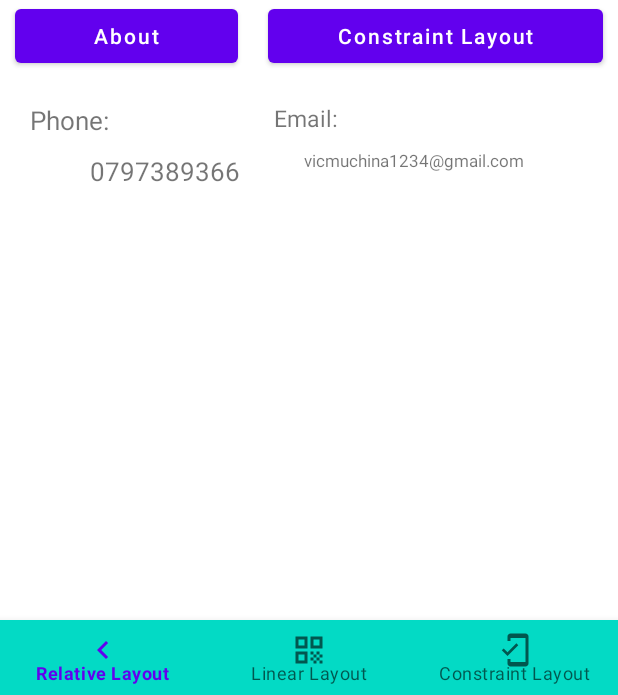
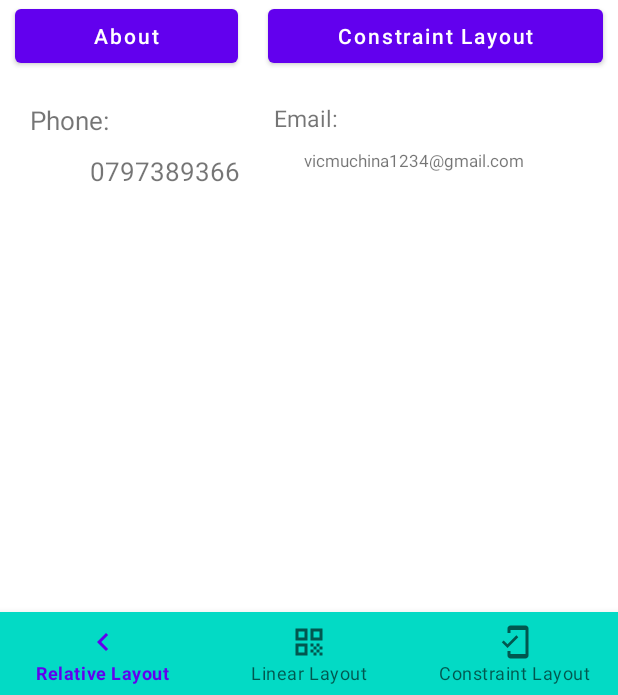
Before and after one commit to vicmuchina/simpleandroidapp, an Android app: the layout activity_bottom_navigation.xml on its own in the app's theme, with its tools: preview values and no code run, on a phone screen of 412 x 824 dp, the part 541-1236 px from its top. Run offline under Robolectric (Android 15) with nearby library versions, the phone set to English and light mode, and no system bars.

Commit message:
bottom Navigation and Navigation Drawer successful

```diff
--- a/app/src/main/AndroidManifest.xml
+++ b/app/src/main/AndroidManifest.xml
@@ -9,14 +9,15 @@
         android:roundIcon="@mipmap/ic_launcher_round"
         android:supportsRtl="true"
         android:theme="@style/Theme.MyApplication">
-        <activity android:name=".BottomNavigation">
+        <activity android:name=".BottomNavigation"/>
+
+        <activity android:name=".NavigationDraweractivity">
             <intent-filter>
                 <action android:name="android.intent.action.MAIN" />
 
                 <category android:name="android.intent.category.LAUNCHER" />
             </intent-filter>
         </activity>
-        <activity android:name=".NavigationDraweractivity"/>
 
         <activity android:name=".Constraintlayout" />
         <activity android:name=".Relativelayout" />
--- a/app/src/main/java/com/example/myapplication/BottomNavigation.kt
+++ b/app/src/main/java/com/example/myapplication/BottomNavigation.kt
@@ -15,7 +15,7 @@ class BottomNavigation : AppCompatActivity() , BottomNavigationView.OnNavigation
         setContentView(R.layout.activity_bottom_navigation)
 
         //view identification
-        bottomNav=findViewById(R.id.bottom_navigation)
+        bottomNav=findViewById(R.id.bottomView)
 
         //set a listener to it
         bottomNav.setOnNavigationItemSelectedListener(this)
--- a/app/src/main/java/com/example/myapplication/NavigationDraweractivity.kt
+++ b/app/src/main/java/com/example/myapplication/NavigationDraweractivity.kt
@@ -63,7 +63,7 @@ class NavigationDraweractivity : AppCompatActivity() , NavigationView.OnNavigati
                 startActivity(intent)
             }
             R.id.bottom_navigation -> {
-                val intent = Intent(this@NavigationDraweractivity, ConstraintLayout::class.java)
+                val intent = Intent(this@NavigationDraweractivity, BottomNavigation::class.java)
                 startActivity(intent)
             }
             R.id.random -> {
--- a/app/src/main/res/layout/activity_bottom_navigation.xml
+++ b/app/src/main/res/layout/activity_bottom_navigation.xml
@@ -8,137 +8,18 @@
     android:layout_height="match_parent"
     tools:context=".BottomNavigation">
 
-    <RelativeLayout
-        android:layout_height="match_parent"
-        android:layout_width="match_parent"
-        >
-        <TextView
-            android:id="@+id/text1"
-            android:layout_width="wrap_content"
-            android:layout_height="wrap_content"
-            android:text="@string/app_name"
-            android:layout_centerHorizontal="true"
-            android:textSize="40sp"
-            android:layout_margin="30dp"
-            android:textColor="@color/black"
-            android:fontFamily="cursive"
-            />
-        <ImageView
-            android:id="@+id/text2"
-            android:layout_below="@+id/text1"
-            android:layout_width="wrap_content"
-            android:layout_height="wrap_content"
-            android:src="@mipmap/airliner"
-            android:layout_centerHorizontal="true"
-            />
-        <TextView
-            android:id="@+id/text3"
-            android:layout_below="@+id/text2"
-            android:layout_width="wrap_content"
-            android:layout_height="wrap_content"
-            android:layout_centerHorizontal="true"
-            android:fontFamily="sans-serif-black"
-            android:textSize="25sp"
-            android:text="@string/descriptionHeading2"
-            android:paddingHorizontal="40sp"
-            android:paddingVertical="10sp"
-            />
-        <TextView
-            android:id="@+id/textpara"
-            android:layout_below="@+id/text3"
-            android:layout_width="wrap_content"
-            android:layout_height="wrap_content"
-            android:layout_centerHorizontal="true"
-            android:fontFamily="sans-serif-medium"
-            android:text="@string/description2"
-            android:paddingHorizontal="40sp"
-            android:paddingVertical="20sp"
-            />
+   <include layout="@layout/relativelayout"/>
 
-        <LinearLayout
-            android:id="@+id/linearInRelative"
-            android:layout_below="@+id/textpara"
-            android:layout_width="match_parent"
-            android:layout_height="wrap_content"
-            android:orientation="horizontal"
-            android:weightSum="2">
 
-            <Button
-                android:layout_width="wrap_content"
-                android:layout_height="wrap_content"
-                android:layout_gravity="center_horizontal"
-                android:layout_margin="10dp"
-                android:text="About"
-                android:textAllCaps="false"
-                android:layout_weight="1"
-                android:layout_marginHorizontal="30dp"
-                />
-            <Button
-                android:id="@+id/buttonconst"
-                android:layout_width="wrap_content"
-                android:layout_height="wrap_content"
-                android:layout_gravity="center_horizontal"
-                android:layout_margin="10dp"
-                android:text="Constraint Layout"
-                android:textAllCaps="false"
-                android:layout_weight="1"
-                android:layout_marginHorizontal="30dp"
-                />
-
-        </LinearLayout>
-
-        <TextView
-            android:id="@+id/text9"
-            android:layout_below="@+id/linearInRelative"
-            android:layout_width="wrap_content"
-            android:layout_height="wrap_content"
-            android:text="Phone:"
-            android:textSize="17sp"
-            android:layout_marginLeft="20dp"
-            android:layout_marginStart="20dp"
-            android:layout_marginEnd="90dp"
-            android:layout_marginRight="90dp"
-            />
-        <TextView
-            android:id="@+id/text8"
-            android:layout_below="@+id/text9"
-            android:layout_width="wrap_content"
-            android:layout_height="wrap_content"
-            android:text="0797389366"
-            android:padding="10dp"
-            android:textSize="17sp"
-            android:layout_marginLeft="50dp"
-            />
-        <TextView
-            android:id="@+id/text10"
-            android:layout_toRightOf="@+id/text9"
-            android:layout_below="@+id/linearInRelative"
-            android:layout_width="wrap_content"
-            android:layout_height="wrap_content"
-            android:text="Email:"
-            android:textSize="15sp"
-            android:layout_marginLeft="20dp"
-            />
-        <TextView
-            android:id="@+id/text11"
-            android:layout_toRightOf="@+id/text9"
-            android:layout_below="@+id/text10"
-            android:layout_width="wrap_content"
-            android:layout_height="wrap_content"
-            android:text="vicmuchina1234@gmail.com"
-            android:textSize="11sp"
-            android:padding="10dp"
-            android:layout_marginLeft="30dp"
-            />
-
-    </RelativeLayout>
 
     <com.google.android.material.bottomnavigation.BottomNavigationView
         android:layout_width="match_parent"
-        android:layout_height="50dp"
+        android:layout_height="55dp"
+        android:id="@+id/bottomView"
         android:layout_alignParentBottom="true"
+        android:background="@color/teal_200"
         app:menu="@menu/bottommenu"
-        android:background="@color/teal_200"
         />
 
+
 </RelativeLayout>
--- a/app/src/main/res/layout/nav_header.xml
+++ b/app/src/main/res/layout/nav_header.xml
@@ -11,7 +11,7 @@
         android:layout_height="wrap_content"
         android:src="@drawable/telegram128"
         android:layout_marginStart="10dp"
-        android:layout_marginTop="20dp"
+        android:layout_marginTop="30dp"
         android:layout_marginLeft="10dp"
         />
 
```
